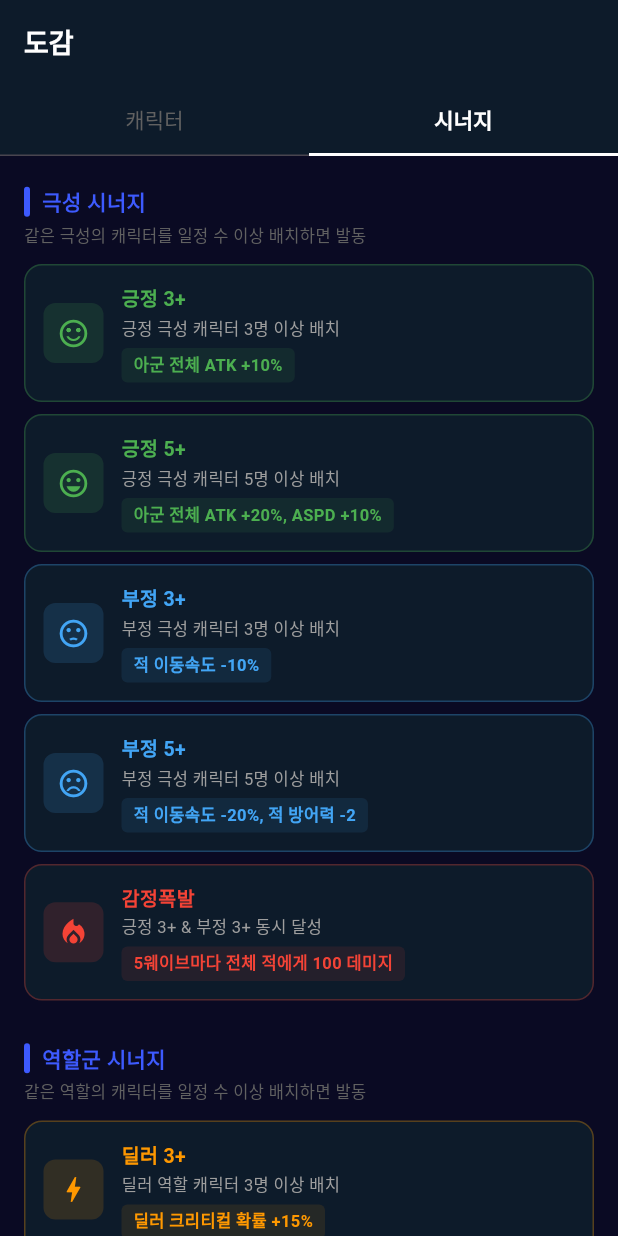
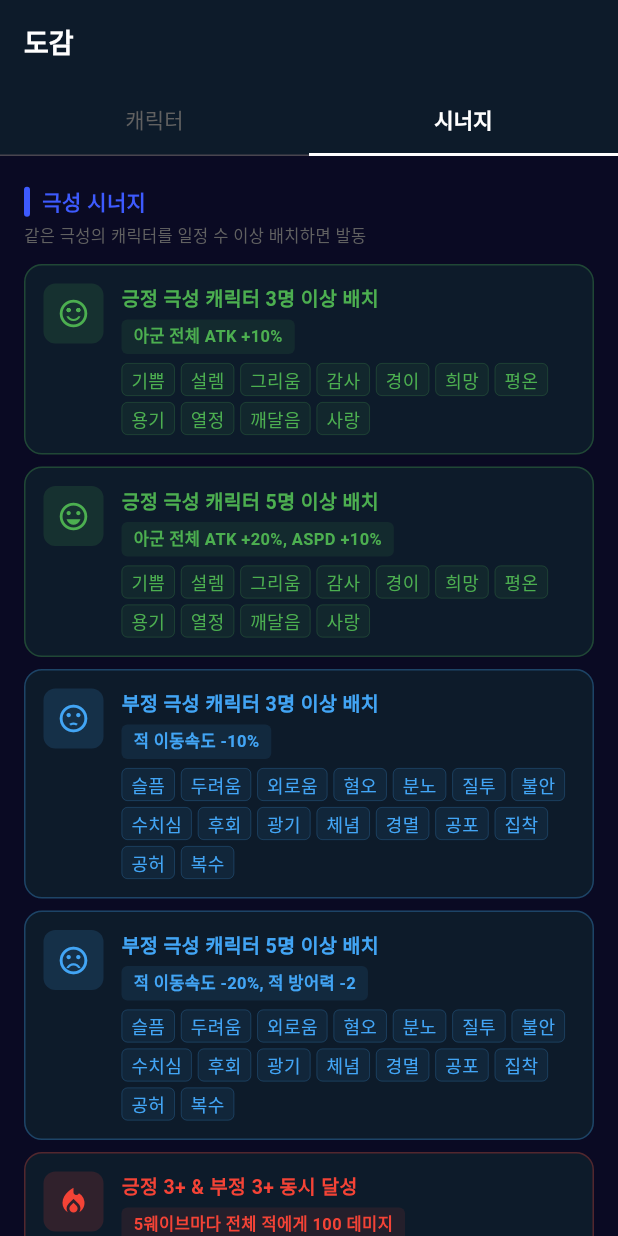
Before and after one commit to Dansot4891/emotion_defense, a Flutter app: the CharacterBookScreen screen opened by its route, tab 2 chosen, on a phone screen of 412 x 824 dp. Run offline on Flutter 3.47's test engine with Material 3 defaults, Android fonts, the light colour scheme and no system bars; our stand-ins replace go_router; missing offline and left inert: flame, flame_audio.

Commit message:
feat: 시너지 탭에 각 시너지 캐릭터 추가 작성 및 위젯 분리

```diff
--- a/lib/presentation/character_book/screen/character_book_screen.dart
+++ b/lib/presentation/character_book/screen/character_book_screen.dart
@@ -2,7 +2,7 @@ import 'package:emotion_defense/presentation/character_book/widgets/character_bo
 import 'package:flutter/material.dart';
 import '../../../core/const/style/app_color.dart';
 import '../../../core/const/style/app_text_style.dart';
-import '../widgets/synergy_book_tab.dart';
+import '../widgets/synergy/synergy_book_tab.dart';
 
 /// 도감 화면 — 캐릭터 / 시너지 탭
 class CharacterBookScreen extends StatelessWidget {
--- /dev/null
+++ b/lib/presentation/character_book/widgets/synergy/synergy_book_tab.dart
@@ -0,0 +1,128 @@
+import 'package:emotion_defense/presentation/character_book/widgets/synergy/synergy_card.dart';
+import 'package:emotion_defense/presentation/character_book/widgets/synergy/synergy_section.dart';
+import 'package:flutter/material.dart';
+import '../../../../core/const/style/app_color.dart';
+import '../../../../data/definitions/character_defs.dart';
+import '../../../../data/models/character_model.dart';
+
+/// 전체 캐릭터 리스트
+final _allChars = [
+  ...commonCharacters,
+  ...rareCharacters,
+  ...heroCharacters,
+  ...legendCharacters,
+];
+
+/// 극성으로 캐릭터 이름 필터
+List<String> _namesByPolarity(Polarity polarity) =>
+    _allChars.where((c) => c.polarity == polarity).map((c) => c.name).toList();
+
+/// 역할로 캐릭터 이름 필터
+List<String> _namesByRole(Role role) =>
+    _allChars.where((c) => c.role == role).map((c) => c.name).toList();
+
+/// 시너지 도감 탭 — 극성/역할군 시너지 조건 + 효과 + 해당 캐릭터 표시
+class SynergyBookTab extends StatelessWidget {
+  const SynergyBookTab({super.key});
+
+  @override
+  Widget build(BuildContext context) {
+    final positiveNames = _namesByPolarity(Polarity.positive);
+    final negativeNames = _namesByPolarity(Polarity.negative);
+
+    return ListView(
+      padding: const EdgeInsets.symmetric(horizontal: 16, vertical: 12),
+      children: [
+        const SizedBox(height: 8),
+        // 극성 시너지 섹션
+        SynergySection(
+          title: '극성 시너지',
+          description: '같은 극성의 캐릭터를 일정 수 이상 배치하면 발동',
+          entries: [
+            SynergyEntry(
+              label: '긍정 3+',
+              condition: '긍정 극성 캐릭터 3명 이상 배치',
+              effect: '아군 전체 ATK +10%',
+              color: AppColor.success,
+              icon: Icons.sentiment_satisfied_alt,
+              characters: positiveNames,
+            ),
+            SynergyEntry(
+              label: '긍정 5+',
+              condition: '긍정 극성 캐릭터 5명 이상 배치',
+              effect: '아군 전체 ATK +20%, ASPD +10%',
+              color: AppColor.success,
+              icon: Icons.sentiment_very_satisfied,
+              characters: positiveNames,
+            ),
+            SynergyEntry(
+              label: '부정 3+',
+              condition: '부정 극성 캐릭터 3명 이상 배치',
+              effect: '적 이동속도 -10%',
+              color: const Color(0xFF42A5F5),
+              icon: Icons.sentiment_dissatisfied,
+              characters: negativeNames,
+            ),
+            SynergyEntry(
+              label: '부정 5+',
+              condition: '부정 극성 캐릭터 5명 이상 배치',
+              effect: '적 이동속도 -20%, 적 방어력 -2',
+              color: const Color(0xFF42A5F5),
+              icon: Icons.sentiment_very_dissatisfied,
+              characters: negativeNames,
+            ),
+            SynergyEntry(
+              label: '감정폭발',
+              condition: '긍정 3+ & 부정 3+ 동시 달성',
+              effect: '5웨이브마다 전체 적에게 100 데미지',
+              color: AppColor.danger,
+              icon: Icons.local_fire_department,
+              characters: [...positiveNames, ...negativeNames],
+            ),
+          ],
+        ),
+        const SizedBox(height: 20),
+        // 역할군 시너지 섹션
+        SynergySection(
+          title: '역할군 시너지',
+          description: '같은 역할의 캐릭터를 일정 수 이상 배치하면 발동',
+          entries: [
+            SynergyEntry(
+              label: '딜러 3+',
+              condition: '딜러 역할 캐릭터 3명 이상 배치',
+              effect: '딜러 크리티컬 확률 +15%',
+              color: AppColor.warning,
+              icon: Icons.bolt,
+              characters: _namesByRole(Role.dealer),
+            ),
+            SynergyEntry(
+              label: '스터너 2+',
+              condition: '스터너 역할 캐릭터 2명 이상 배치',
+              effect: '스턴 지속시간 +0.5초',
+              color: const Color(0xFFAB47BC),
+              icon: Icons.pause_circle_filled,
+              characters: _namesByRole(Role.stunner),
+            ),
+            SynergyEntry(
+              label: '버퍼 2+',
+              condition: '버퍼 역할 캐릭터 2명 이상 배치',
+              effect: '오라 범위 +1칸',
+              color: const Color(0xFF00BCD4),
+              icon: Icons.shield,
+              characters: _namesByRole(Role.buffer),
+            ),
+            SynergyEntry(
+              label: '디버퍼 2+',
+              condition: '디버퍼 역할 캐릭터 2명 이상 배치',
+              effect: '디버프 지속시간 +1.0초',
+              color: const Color(0xFF42A5F5),
+              icon: Icons.trending_down,
+              characters: _namesByRole(Role.debuffer),
+            ),
+          ],
+        ),
+        const SizedBox(height: 24),
+      ],
+    );
+  }
+}
--- /dev/null
+++ b/lib/presentation/character_book/widgets/synergy/synergy_card.dart
@@ -0,0 +1,109 @@
+import 'package:emotion_defense/presentation/character_book/widgets/synergy/synergy_character_item.dart';
+import 'package:flutter/material.dart';
+import '../../../../core/const/style/app_color.dart';
+import '../../../../core/const/style/app_text_style.dart';
+
+/// 시너지 항목 데이터
+class SynergyEntry {
+  final String label;
+  final String condition;
+  final String effect;
+  final Color color;
+  final IconData icon;
+  final List<String> characters;
+
+  const SynergyEntry({
+    required this.label,
+    required this.condition,
+    required this.effect,
+    required this.color,
+    required this.icon,
+    required this.characters,
+  });
+}
+
+/// 시너지 카드 — 하나의 시너지 조건+효과+해당 캐릭터 표시
+class SynergyCard extends StatelessWidget {
+  final SynergyEntry entry;
+
+  const SynergyCard({required this.entry, super.key});
+
+  @override
+  Widget build(BuildContext context) {
+    return Container(
+      margin: const EdgeInsets.only(bottom: 8),
+      padding: const EdgeInsets.all(12),
+      decoration: BoxDecoration(
+        color: AppColor.surface,
+        borderRadius: BorderRadius.circular(12),
+        border: Border.all(color: entry.color.withValues(alpha: 0.3), width: 1),
+      ),
+      child: Row(
+        crossAxisAlignment: CrossAxisAlignment.start,
+        children: [
+          // 아이콘
+          Container(
+            width: 40,
+            height: 40,
+            decoration: BoxDecoration(
+              color: entry.color.withValues(alpha: 0.15),
+              borderRadius: BorderRadius.circular(8),
+            ),
+            child: Icon(entry.icon, color: entry.color, size: 22),
+          ),
+          const SizedBox(width: 12),
+          // 텍스트 영역
+          Expanded(
+            child: Column(
+              crossAxisAlignment: CrossAxisAlignment.start,
+              children: [
+                // 라벨
+                Text(
+                  entry.condition,
+                  style: AppTextStyle.hudLabel.copyWith(
+                    fontSize: 13,
+                    color: entry.color,
+                  ),
+                ),
+                const SizedBox(height: 4),
+                // 효과
+                Container(
+                  padding: const EdgeInsets.symmetric(
+                    horizontal: 8,
+                    vertical: 3,
+                  ),
+                  decoration: BoxDecoration(
+                    color: entry.color.withValues(alpha: 0.1),
+                    borderRadius: BorderRadius.circular(4),
+                  ),
+                  child: Text(
+                    entry.effect,
+                    style: TextStyle(
+                      color: entry.color,
+                      fontSize: 11,
+                      fontWeight: FontWeight.bold,
+                    ),
+                  ),
+                ),
+                // 해당 캐릭터 목록
+                const SizedBox(height: 6),
+                Wrap(
+                  spacing: 4,
+                  runSpacing: 4,
+                  children: entry.characters
+                      .map(
+                        (name) => SynergyCharacterItem(
+                          name: name,
+                          color: entry.color,
+                        ),
+                      )
+                      .toList(),
+                ),
+              ],
+            ),
+          ),
+        ],
+      ),
+    );
+  }
+}
--- /dev/null
+++ b/lib/presentation/character_book/widgets/synergy/synergy_character_item.dart
@@ -0,0 +1,30 @@
+import 'package:emotion_defense/core/const/style/app_text_style.dart';
+import 'package:flutter/material.dart';
+
+/// 캐릭터 이름 칩
+class SynergyCharacterItem extends StatelessWidget {
+  final String name;
+  final Color color;
+
+  const SynergyCharacterItem({
+    required this.name,
+    required this.color,
+    super.key,
+  });
+
+  @override
+  Widget build(BuildContext context) {
+    return Container(
+      padding: const EdgeInsets.symmetric(horizontal: 6, vertical: 2),
+      decoration: BoxDecoration(
+        color: color.withValues(alpha: 0.08),
+        border: Border.all(color: color.withValues(alpha: 0.25), width: 0.5),
+        borderRadius: BorderRadius.circular(4),
+      ),
+      child: Text(
+        name,
+        style: AppTextStyle.buttonMedium.copyWith(color: color),
+      ),
+    );
+  }
+}
--- /dev/null
+++ b/lib/presentation/character_book/widgets/synergy/synergy_section.dart
@@ -0,0 +1,56 @@
+import 'package:emotion_defense/presentation/character_book/widgets/synergy/synergy_card.dart';
+import 'package:flutter/material.dart';
+import '../../../../core/const/style/app_color.dart';
+import '../../../../core/const/style/app_text_style.dart';
+
+/// 시너지 섹션 — 제목 + 설명 + 시너지 카드 리스트
+class SynergySection extends StatelessWidget {
+  final String title;
+  final String description;
+  final List<SynergyEntry> entries;
+
+  const SynergySection({
+    super.key,
+    required this.title,
+    required this.description,
+    required this.entries,
+  });
+
+  @override
+  Widget build(BuildContext context) {
+    return Column(
+      crossAxisAlignment: CrossAxisAlignment.start,
+      children: [
+        // 섹션 헤더
+        Row(
+          children: [
+            Container(
+              width: 4,
+              height: 20,
+              decoration: BoxDecoration(
+                color: AppColor.primary,
+                borderRadius: BorderRadius.circular(2),
+              ),
+            ),
+            const SizedBox(width: 8),
+            Text(
+              title,
+              style: AppTextStyle.hudLabel.copyWith(color: AppColor.primary),
+            ),
+          ],
+        ),
+        const SizedBox(height: 4),
+        Text(
+          description,
+          style: AppTextStyle.caption.copyWith(
+            fontSize: 11,
+            color: AppColor.textMuted,
+          ),
+        ),
+        const SizedBox(height: 10),
+        // 시너지 카드 리스트
+        ...entries.map((e) => SynergyCard(entry: e)),
+      ],
+    );
+  }
+}
--- a/lib/presentation/character_book/widgets/synergy_book_tab.dart
+++ /dev/null
@@ -1,249 +0,0 @@
-import 'package:flutter/material.dart';
-
-import '../../../core/const/style/app_color.dart';
-import '../../../core/const/style/app_text_style.dart';
-
-/// 시너지 도감 탭 — 극성/역할군 시너지 조건 + 효과 정적 표시
-class SynergyBookTab extends StatelessWidget {
-  const SynergyBookTab({super.key});
-
-  @override
-  Widget build(BuildContext context) {
-    return ListView(
-      padding: const EdgeInsets.symmetric(horizontal: 16, vertical: 12),
-      children: [
-        const SizedBox(height: 8),
-        // 극성 시너지 섹션
-        _SynergySection(
-          title: '극성 시너지',
-          description: '같은 극성의 캐릭터를 일정 수 이상 배치하면 발동',
-          entries: const [
-            _SynergyEntry(
-              label: '긍정 3+',
-              condition: '긍정 극성 캐릭터 3명 이상 배치',
-              effect: '아군 전체 ATK +10%',
-              color: AppColor.success,
-              icon: Icons.sentiment_satisfied_alt,
-            ),
-            _SynergyEntry(
-              label: '긍정 5+',
-              condition: '긍정 극성 캐릭터 5명 이상 배치',
-              effect: '아군 전체 ATK +20%, ASPD +10%',
-              color: AppColor.success,
-              icon: Icons.sentiment_very_satisfied,
-            ),
-            _SynergyEntry(
-              label: '부정 3+',
-              condition: '부정 극성 캐릭터 3명 이상 배치',
-              effect: '적 이동속도 -10%',
-              color: Color(0xFF42A5F5),
-              icon: Icons.sentiment_dissatisfied,
-            ),
-            _SynergyEntry(
-              label: '부정 5+',
-              condition: '부정 극성 캐릭터 5명 이상 배치',
-              effect: '적 이동속도 -20%, 적 방어력 -2',
-              color: Color(0xFF42A5F5),
-              icon: Icons.sentiment_very_dissatisfied,
-            ),
-            _SynergyEntry(
-              label: '감정폭발',
-              condition: '긍정 3+ & 부정 3+ 동시 달성',
-              effect: '5웨이브마다 전체 적에게 100 데미지',
-              color: AppColor.danger,
-              icon: Icons.local_fire_department,
-            ),
-          ],
-        ),
-        const SizedBox(height: 20),
-        // 역할군 시너지 섹션
-        _SynergySection(
-          title: '역할군 시너지',
-          description: '같은 역할의 캐릭터를 일정 수 이상 배치하면 발동',
-          entries: const [
-            _SynergyEntry(
-              label: '딜러 3+',
-              condition: '딜러 역할 캐릭터 3명 이상 배치',
-              effect: '딜러 크리티컬 확률 +15%',
-              color: AppColor.warning,
-              icon: Icons.bolt,
-            ),
-            _SynergyEntry(
-              label: '스터너 2+',
-              condition: '스터너 역할 캐릭터 2명 이상 배치',
-              effect: '스턴 지속시간 +0.5초',
-              color: Color(0xFFAB47BC),
-              icon: Icons.pause_circle_filled,
-            ),
-            _SynergyEntry(
-              label: '버퍼 2+',
-              condition: '버퍼 역할 캐릭터 2명 이상 배치',
-              effect: '오라 범위 +1칸',
-              color: Color(0xFF00BCD4),
-              icon: Icons.shield,
-            ),
-            _SynergyEntry(
-              label: '디버퍼 2+',
-              condition: '디버퍼 역할 캐릭터 2명 이상 배치',
-              effect: '디버프 지속시간 +1.0초',
-              color: Color(0xFF42A5F5),
-              icon: Icons.trending_down,
-            ),
-          ],
-        ),
-        const SizedBox(height: 24),
-      ],
-    );
-  }
-}
-
-/// 시너지 섹션 — 제목 + 설명 + 시너지 카드 리스트
-class _SynergySection extends StatelessWidget {
-  final String title;
-  final String description;
-  final List<_SynergyEntry> entries;
-
-  const _SynergySection({
-    required this.title,
-    required this.description,
-    required this.entries,
-  });
-
-  @override
-  Widget build(BuildContext context) {
-    return Column(
-      crossAxisAlignment: CrossAxisAlignment.start,
-      children: [
-        // 섹션 헤더
-        Row(
-          children: [
-            Container(
-              width: 4,
-              height: 20,
-              decoration: BoxDecoration(
-                color: AppColor.primary,
-                borderRadius: BorderRadius.circular(2),
-              ),
-            ),
-            const SizedBox(width: 8),
-            Text(
-              title,
-              style: AppTextStyle.hudLabel.copyWith(color: AppColor.primary),
-            ),
-          ],
-        ),
-        const SizedBox(height: 4),
-        Text(
-          description,
-          style: AppTextStyle.caption.copyWith(
-            fontSize: 11,
-            color: AppColor.textMuted,
-          ),
-        ),
-        const SizedBox(height: 10),
-        // 시너지 카드 리스트
-        ...entries.map((e) => _SynergyCard(entry: e)),
-      ],
-    );
-  }
-}
-
-/// 시너지 항목 데이터
-class _SynergyEntry {
-  final String label;
-  final String condition;
-  final String effect;
-  final Color color;
-  final IconData icon;
-
-  const _SynergyEntry({
-    required this.label,
-    required this.condition,
-    required this.effect,
-    required this.color,
-    required this.icon,
-  });
-}
-
-/// 시너지 카드 — 하나의 시너지 조건+효과 표시
-class _SynergyCard extends StatelessWidget {
-  final _SynergyEntry entry;
-
-  const _SynergyCard({required this.entry});
-
-  @override
-  Widget build(BuildContext context) {
-    return Container(
-      margin: const EdgeInsets.only(bottom: 8),
-      padding: const EdgeInsets.all(12),
-      decoration: BoxDecoration(
-        color: AppColor.surface,
-        borderRadius: BorderRadius.circular(12),
-        border: Border.all(
-          color: entry.color.withValues(alpha: 0.3),
-          width: 1,
-        ),
-      ),
-      child: Row(
-        children: [
-          // 아이콘
-          Container(
-            width: 40,
-            height: 40,
-            decoration: BoxDecoration(
-              color: entry.color.withValues(alpha: 0.15),
-              borderRadius: BorderRadius.circular(8),
-            ),
-            child: Icon(entry.icon, color: entry.color, size: 22),
-          ),
-          const SizedBox(width: 12),
-          // 텍스트 영역
-          Expanded(
-            child: Column(
-              crossAxisAlignment: CrossAxisAlignment.start,
-              children: [
-                // 라벨
-                Text(
-                  entry.label,
-                  style: AppTextStyle.hudLabel.copyWith(
-                    fontSize: 13,
-                    color: entry.color,
-                  ),
-                ),
-                const SizedBox(height: 2),
-                // 조건
-                Text(
-                  entry.condition,
-                  style: const TextStyle(
-                    color: AppColor.textSecondary,
-                    fontSize: 11,
-                  ),
-                ),
-                const SizedBox(height: 4),
-                // 효과
-                Container(
-                  padding: const EdgeInsets.symmetric(
-                    horizontal: 8,
-                    vertical: 3,
-                  ),
-                  decoration: BoxDecoration(
-                    color: entry.color.withValues(alpha: 0.1),
-                    borderRadius: BorderRadius.circular(4),
-                  ),
-                  child: Text(
-                    entry.effect,
-                    style: TextStyle(
-                      color: entry.color,
-                      fontSize: 11,
-                      fontWeight: FontWeight.bold,
-                    ),
-                  ),
-                ),
-              ],
-            ),
-          ),
-        ],
-      ),
-    );
-  }
-}
```
